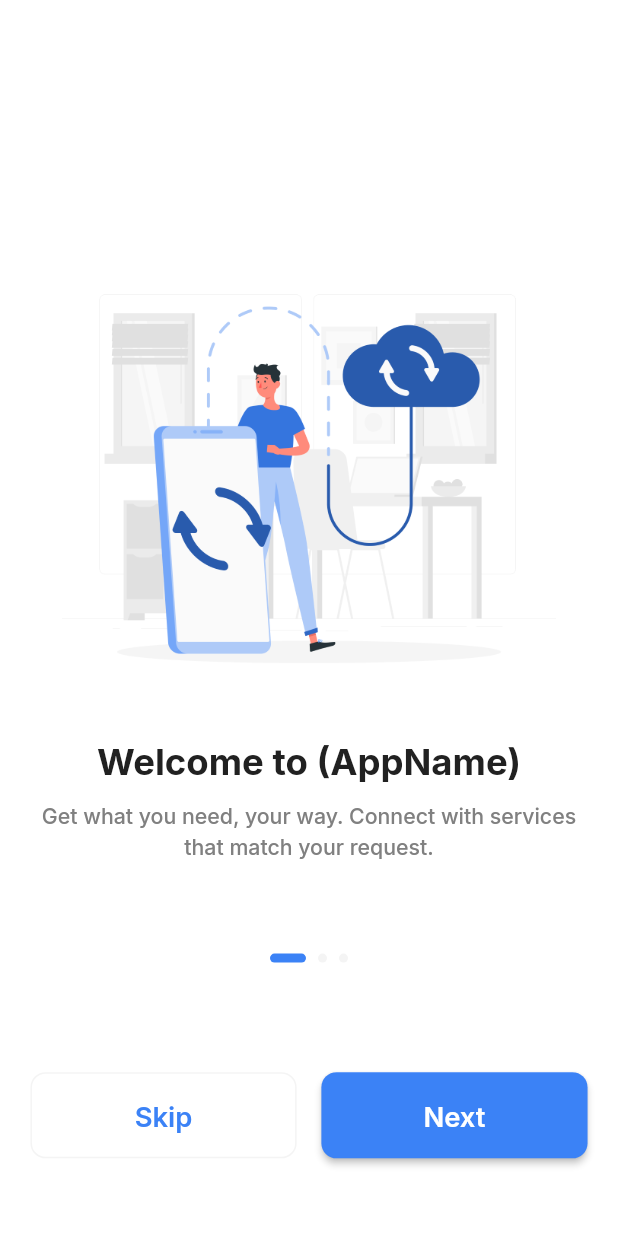
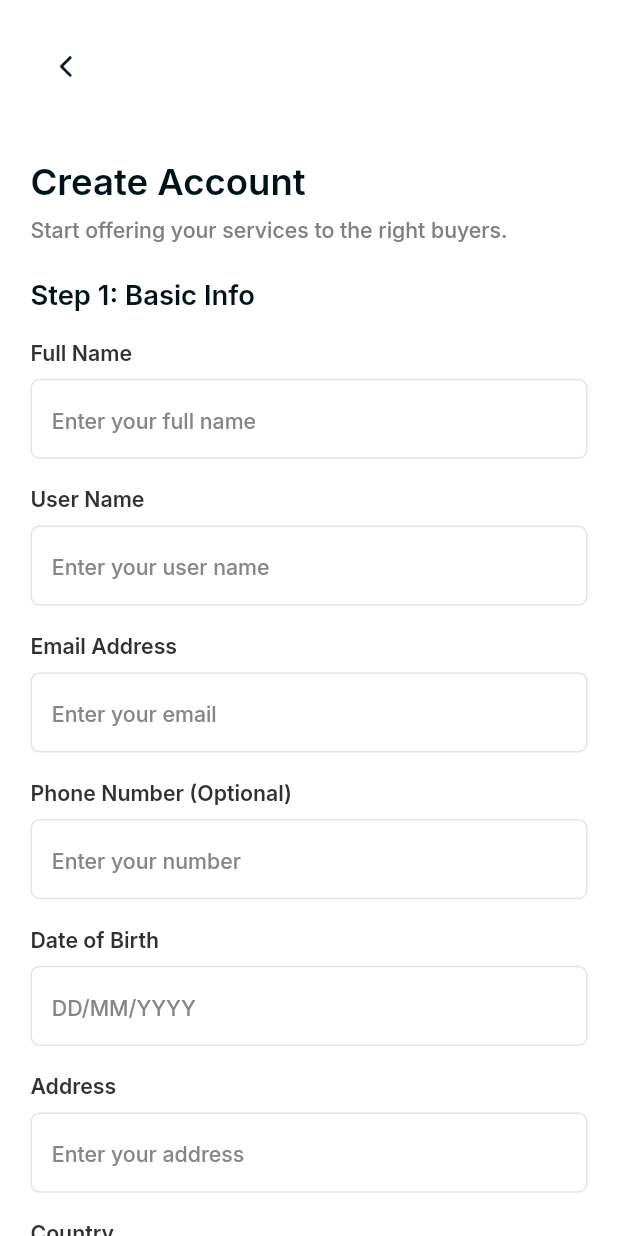
Before and after one commit to akibur-rahman-wix-buddy/martaarcadu_app, a Flutter app: the screen it shows after launch, on a phone screen of 412 x 824 dp. Run offline on Flutter 3.47's test engine with Material 3 defaults, Android fonts, the light colour scheme and no system bars; drawn by our look-alikes of auto_animated; our stand-ins replace dio, flutter_screenutil, get, get_it, get_storage, lottie and 2 more; missing offline and left inert: dotlottie_loader; Roboto replaces fonts that are missing (Manrope).

Commit message:
complete create account screen

```diff
--- a/lib/constants/validator.dart
+++ b/lib/constants/validator.dart
@@ -1,3 +1,17 @@
+/// Validates that the value is not empty.
+String? requiredValidator(String? value, {String message = 'This field is required'}) {
+  if (value == null || value.trim().isEmpty) {
+    return message;
+  }
+  return null;
+}
+
+/// Validates that the value is a valid name.
+String? nameValidator(String? value) {
+  return requiredValidator(value, message: 'Please enter your name');
+}
+
+/// Validates a proper email format.
 String? emailValidator(String? value) {
   if (value == null || value.isEmpty) {
     return 'Please enter your email';
@@ -9,6 +23,7 @@ String? emailValidator(String? value) {
   return null;
 }
 
+/// Validates a basic password (length ≥ 6).
 String? passwordValidator(String? value) {
   if (value == null || value.isEmpty) {
     return 'Enter Password';
@@ -19,29 +34,24 @@ String? passwordValidator(String? value) {
   return null;
 }
 
+/// Validates a strong password with special character & number.
 String? passwordValidatorSpecial(String? value) {
   if (value == null || value.isEmpty) {
     return 'Password is required';
   }
-
   if (value.length < 8) {
     return 'Password must be at least 8 characters';
   }
-
-  final hasNumber = RegExp(r'\d');
-  if (!hasNumber.hasMatch(value)) {
+  if (!RegExp(r'\d').hasMatch(value)) {
     return 'Password must contain at least one number';
   }
-
-  final hasSpecialChar = RegExp(r'[!@#\$&*~%^()\-_=+{}[\]|;:<>,.?]');
-  if (!hasSpecialChar.hasMatch(value)) {
+  if (!RegExp(r'[!@#\$&*~%^()\-_=+{}[\]|;:<>,.?]').hasMatch(value)) {
     return 'Password must contain at least one special character';
   }
-
-  return null; // Valid password
+  return null;
 }
 
-// Confirm Password Validator
+/// Confirms the value matches the original password.
 String? confirmPasswordValidator(String? value, String? originalPassword) {
   if (value == null || value.isEmpty) {
     return 'Please confirm your password';
@@ -52,49 +62,29 @@ String? confirmPasswordValidator(String? value, String? originalPassword) {
   return null;
 }
 
+/// Validates phone number format.
 String? validatePhoneNumber(String? value) {
-  // Regular expression for validating international phone numbers
-  // String pattern = r'^\+?([0-9]{1,3})?[-.●\s]?([0-9]{1,4})[-.●\s]?([0-9]{1,4})[-.●\s]?([0-9]{1,9})$';
-  // RegExp regExp = RegExp(pattern);
-
   if (value == null || value.isEmpty) {
     return 'Please enter a phone number';
   }
-  // else if (!regExp.hasMatch(value)) {
-  //   return 'Please enter a valid phone number';
-  // }
+  if (!RegExp(r'^\d{10,15}$').hasMatch(value)) {
+    return 'Enter a valid phone number';
+  }
   return null;
 }
 
+/// Validates a 4-digit numeric PIN code.
 String? validate4DigitPinCode(String? value) {
-  // Regular expression for validating international phone numbers
-  // String pattern = r'^\+?([0-9]{1,3})?[-.●\s]?([0-9]{1,4})[-.●\s]?([0-9]{1,4})[-.●\s]?([0-9]{1,9})$';
-  // RegExp regExp = RegExp(pattern);
-  // int pinCode = value as int;
-
-  final hasNumber = RegExp(r'\d');
-  if (!hasNumber.hasMatch(value!)) {
+  if (value == null || value.isEmpty) {
+    return 'Enter the 4-digit code';
+  }
+  if (!RegExp(r'^\d{4}$').hasMatch(value)) {
     return '4 Digit Code is invalid';
   }
-  if (value.length != 4) {
-    return '4 Digit Code is invalid';
-  }
-
   return null;
 }
 
-String? nameValidator(String? value) {
-  if (value == null || value.isEmpty) {
-    return 'Please enter your name';
-  }
-
-  return null;
+/// Generic validator for any empty field.
+String? emptyValidator(String? value) {
+  return requiredValidator(value, message: 'Please fill the field');
 }
-
-String? emptyValidator(String? value) {
-  if (value == null || value.isEmpty) {
-    return 'Please fill the field';
-  }
-
-  return null;
-}
--- a/lib/features/auth/create_account/presentation/create_account_screen.dart
+++ b/lib/features/auth/create_account/presentation/create_account_screen.dart
@@ -0,0 +1,239 @@
+import 'package:flutter/material.dart';
+import 'package:flutter_screenutil/flutter_screenutil.dart';
+import 'package:martaarcadu_app/common_widgets/common_button.dart';
+import 'package:martaarcadu_app/common_widgets/common_textform_field.dart';
+import 'package:martaarcadu_app/constants/text_font_style.dart';
+import 'package:martaarcadu_app/constants/validator.dart';
+import 'package:martaarcadu_app/gen/assets.gen.dart';
+import 'package:martaarcadu_app/gen/colors.gen.dart';
+import 'package:martaarcadu_app/helpers/ui_helpers.dart';
+
+class CreateAccountScreen extends StatefulWidget {
+  const CreateAccountScreen({super.key});
+
+  @override
+  State<CreateAccountScreen> createState() => _CreateAccountScreenState();
+}
+
+class _CreateAccountScreenState extends State<CreateAccountScreen> {
+  final _formKey = GlobalKey<FormState>();
+
+  final TextEditingController _fullNameController = TextEditingController();
+  final TextEditingController _userNameController = TextEditingController();
+  final TextEditingController _emailController = TextEditingController();
+  final TextEditingController _phoneController = TextEditingController();
+  final TextEditingController _dobController = TextEditingController();
+  final TextEditingController _addressController = TextEditingController();
+  final TextEditingController _countryController = TextEditingController();
+  final TextEditingController _cityController = TextEditingController();
+  final TextEditingController _zipController = TextEditingController();
+  final TextEditingController _passwordController = TextEditingController();
+  final TextEditingController _confirmPasswordController =
+      TextEditingController();
+
+  bool _obscurePassword = true;
+  bool _obscureConfirmPassword = true;
+
+  @override
+  void dispose() {
+    _fullNameController.dispose();
+    _userNameController.dispose();
+    _emailController.dispose();
+    _phoneController.dispose();
+    _dobController.dispose();
+    _addressController.dispose();
+    _countryController.dispose();
+    _cityController.dispose();
+    _zipController.dispose();
+    _passwordController.dispose();
+    _confirmPasswordController.dispose();
+    super.dispose();
+  }
+
+  @override
+  Widget build(BuildContext context) {
+    return Scaffold(
+      backgroundColor: AppColors.cFFFFFF,
+      body: SafeArea(
+        child: Padding(
+          padding:
+              EdgeInsets.symmetric(horizontal: UIHelper.kDefaulutPadding()),
+          child: SingleChildScrollView(
+            child: Form(
+              key: _formKey,
+              child: Column(
+                crossAxisAlignment: CrossAxisAlignment.start,
+                children: [
+                  UIHelper.verticalSpace(20.h),
+                  IconButton(
+                    icon: Image.asset(
+                      Assets.icons.arrowBackIcon2.path,
+                      height: 20.h,
+                    ),
+                    onPressed: () => Navigator.pop(context),
+                  ),
+                  UIHelper.verticalSpace(32.h),
+                  Text(
+                    'Create Account',
+                    style: TextFontStyle.textStylec24c00121AManropeW600,
+                  ),
+                  UIHelper.verticalSpace(4.h),
+                  Text(
+                    'Start offering your services to the right buyers.',
+                    style: TextFontStyle.textStylec14c808080ManropeW500,
+                  ),
+                  UIHelper.verticalSpace(20.h),
+                  Text(
+                    'Step 1: Basic Info',
+                    style: TextFontStyle.textStylec18c1B1F3BManropeW600
+                        .copyWith(color: AppColors.c00121A),
+                  ),
+                  UIHelper.verticalSpace(16.h),
+                  CommonTextFormField(
+                    label: 'Full Name',
+                    hintText: 'Enter your full name',
+                    controller: _fullNameController,
+                    validator: nameValidator,
+                  ),
+                  UIHelper.verticalSpace(16.h),
+                  CommonTextFormField(
+                    label: 'User Name',
+                    hintText: 'Enter your user name',
+                    controller: _userNameController,
+                    validator: nameValidator,
+                  ),
+                  UIHelper.verticalSpace(16.h),
+                  CommonTextFormField(
+                    label: 'Email Address',
+                    hintText: 'Enter your email',
+                    controller: _emailController,
+                    validator: emailValidator,
+                  ),
+                  UIHelper.verticalSpace(16.h),
+                  CommonTextFormField(
+                    label: 'Phone Number (Optional)',
+                    hintText: 'Enter your number',
+                    controller: _phoneController,
+                    validator: validatePhoneNumber,
+                  ),
+                  UIHelper.verticalSpace(16.h),
+                  CommonTextFormField(
+                    label: 'Date of Birth',
+                    hintText: 'DD/MM/YYYY',
+                    controller: _dobController,
+                    validator: requiredValidator,
+                  ),
+                  UIHelper.verticalSpace(16.h),
+                  CommonTextFormField(
+                    label: 'Address',
+                    hintText: 'Enter your address',
+                    controller: _addressController,
+                    validator: requiredValidator,
+                  ),
+                  UIHelper.verticalSpace(16.h),
+                  CommonTextFormField(
+                    label: 'Country',
+                    hintText: 'England',
+                    controller: _countryController,
+                    validator: requiredValidator,
+                  ),
+                  UIHelper.verticalSpace(16.h),
+                  CommonTextFormField(
+                    label: 'City',
+                    hintText: 'Enter your city',
+                    controller: _cityController,
+                    validator: requiredValidator,
+                  ),
+                  UIHelper.verticalSpace(16.h),
+                  CommonTextFormField(
+                    label: 'Zip Code',
+                    hintText: 'Enter your zip code',
+                    controller: _zipController,
+                    validator: requiredValidator,
+                  ),
+                  UIHelper.verticalSpace(16.h),
+                  CommonTextFormField(
+                    label: 'Password',
+                    hintText: '*************',
+                    controller: _passwordController,
+                    obscureText: _obscurePassword,
+                    validator: passwordValidator,
+                    suffixIcon: IconButton(
+                      icon: Icon(
+                        _obscurePassword
+                            ? Icons.visibility_off
+                            : Icons.visibility,
+                        color: AppColors.c808080,
+                      ),
+                      onPressed: () {
+                        setState(() => _obscurePassword = !_obscurePassword);
+                      },
+                    ),
+                  ),
+                  UIHelper.verticalSpace(16.h),
+                  CommonTextFormField(
+                    label: 'Confirm Password',
+                    hintText: '*************',
+                    controller: _confirmPasswordController,
+                    obscureText: _obscureConfirmPassword,
+                    validator: (value) {
+                      if (value == null || value.isEmpty) {
+                        return 'Please confirm your password';
+                      }
+                      if (value != _passwordController.text) {
+                        return 'Passwords do not match';
+                      }
+                      return null;
+                    },
+                    suffixIcon: IconButton(
+                      icon: Icon(
+                        _obscureConfirmPassword
+                            ? Icons.visibility_off
+                            : Icons.visibility,
+                        color: AppColors.c808080,
+                      ),
+                      onPressed: () {
+                        setState(() =>
+                            _obscureConfirmPassword = !_obscureConfirmPassword);
+                      },
+                    ),
+                  ),
+                  UIHelper.verticalSpace(40.h),
+                  CommonButton(
+                    text: 'Next',
+                    onPressed: () {
+                      if (_formKey.currentState?.validate() ?? false) {
+                        // Proceed with form data
+                        debugPrint("Form is valid");
+                      }
+                    },
+                  ),
+                  UIHelper.verticalSpace(40.h),
+                  Row(
+                    mainAxisAlignment: MainAxisAlignment.center,
+                    children: [
+                      Text(
+                        'Already a member?',
+                        style: TextFontStyle.textStylec15c404040ManropeW500,
+                      ),
+                      GestureDetector(
+                        onTap: () {
+                          // Replace with actual navigation route
+                          Navigator.pop(context);
+                        },
+                        child: Text(
+                          ' Login',
+                          style: TextFontStyle.textStylec15c3B82F6ManropeW500,
+                        ),
+                      ),
+                    ],
+                  )
+                ],
+              ),
+            ),
+          ),
+        ),
+      ),
+    );
+  }
+}
--- a/lib/main.dart
+++ b/lib/main.dart
@@ -3,6 +3,7 @@ import 'package:flutter/material.dart';
 import 'package:flutter_screenutil/flutter_screenutil.dart';
 import 'package:get/get.dart';
 import 'package:get_storage/get_storage.dart';
+import 'package:martaarcadu_app/features/auth/create_account/presentation/create_account_screen.dart';
 import 'package:martaarcadu_app/features/onboarding/presentation/onboarding_screen.dart';
 import 'constants/custome_theme.dart';
 import 'gen/colors.gen.dart';
@@ -82,7 +83,7 @@ class UtillScreenMobile extends StatelessWidget {
             },
             navigatorKey: NavigationService.navigatorKey,
             onGenerateRoute: RouteGenerator.generateRoute,
-            home: OnboardingScreen(),
+            home: CreateAccountScreen(),
           ),
         );
       },
```
